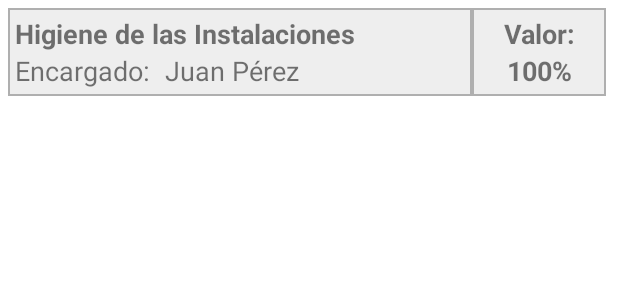
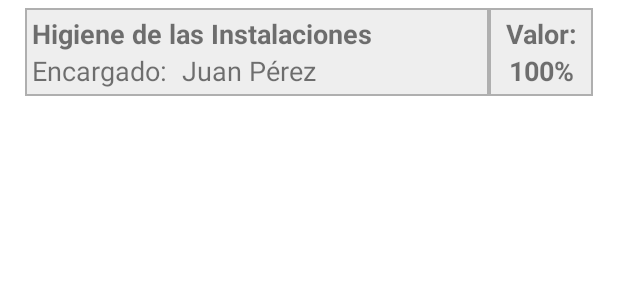
Before and after one commit to AlexY99/Audifast, an Android app: the layout table_procesos_item.xml on its own in the app's theme, with its tools: preview values and no code run, on a phone screen of 412 x 824 dp. Shown: the top 300 px of the screen. Run offline under Robolectric (Android 15) with nearby library versions, the phone set to English and light mode, and no system bars.

```diff
--- a/app/src/main/res/layout/table_procesos_item.xml
+++ b/app/src/main/res/layout/table_procesos_item.xml
@@ -3,6 +3,7 @@
     android:layout_width="match_parent"
     android:layout_height="wrap_content"
     android:layout_gravity="center_horizontal"
+    android:gravity="center"
     android:orientation="horizontal"
     android:padding="5dp"
     android:id="@+id/item_proceso">
@@ -59,7 +60,7 @@
 
         <TextView
             android:id="@+id/lblValor"
-            android:layout_width="80dp"
+            android:layout_width="60dp"
             android:layout_height="wrap_content"
             android:layout_gravity="top"
             android:text="Valor:"
@@ -69,7 +70,7 @@
 
         <TextView
             android:id="@+id/txtPonderacionProceso"
-            android:layout_width="80dp"
+            android:layout_width="60dp"
             android:layout_height="match_parent"
             android:layout_gravity="center"
             android:gravity="center"
```
